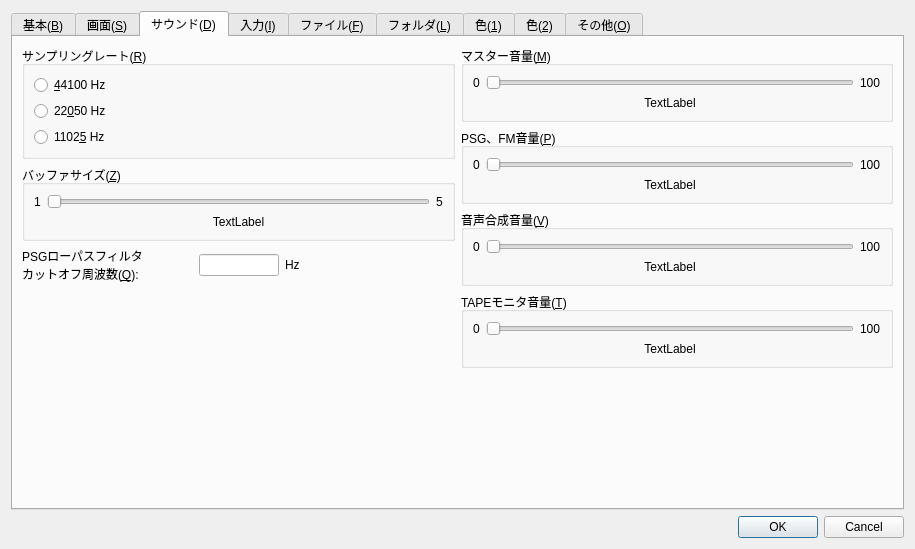
The window that src/Qt/configdialog.ui (eighttails/PC6001VX) describes before a commit, drawn with Qt 5.
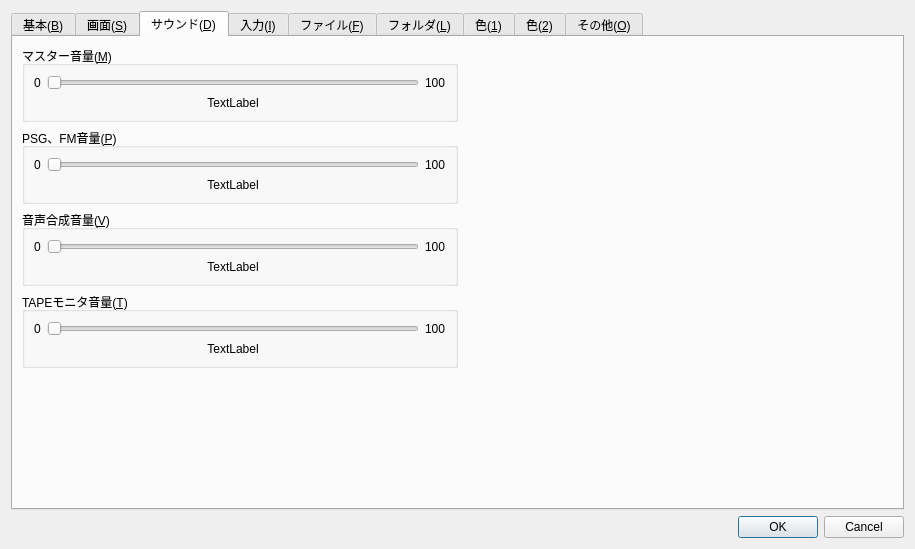
The same window after the commit. The open tabs and pages were chosen to show the change. Custom widgets are drawn as their Qt base class.

```diff
--- a/src/Qt/configdialog.ui
+++ b/src/Qt/configdialog.ui
@@ -396,143 +396,6 @@
        <string>サウンド(&amp;D)</string>
       </attribute>
       <layout class="QHBoxLayout" name="horizontalLayout_9">
-       <item>
-        <layout class="QVBoxLayout" name="verticalLayout">
-         <item>
-          <widget class="QGroupBox" name="groupBoxSamplingRate">
-           <property name="title">
-            <string>サンプリングレート(&amp;R)</string>
-           </property>
-           <layout class="QVBoxLayout" name="verticalLayout_8">
-            <item>
-             <widget class="QRadioButton" name="radioButtonSample441">
-              <property name="text">
-               <string>&amp;44100 Hz</string>
-              </property>
-             </widget>
-            </item>
-            <item>
-             <widget class="QRadioButton" name="radioButtonSample220">
-              <property name="text">
-               <string>22&amp;050 Hz</string>
-              </property>
-             </widget>
-            </item>
-            <item>
-             <widget class="QRadioButton" name="radioButtonSample110">
-              <property name="text">
-               <string>1102&amp;5 Hz</string>
-              </property>
-             </widget>
-            </item>
-           </layout>
-          </widget>
-         </item>
-         <item>
-          <widget class="QGroupBox" name="groupBoxSndBufferSize">
-           <property name="title">
-            <string>バッファサイズ(&amp;Z)</string>
-           </property>
-           <layout class="QGridLayout" name="gridLayout_19">
-            <item row="1" column="1">
-             <widget class="QLabel" name="labelSndBufferSize">
-              <property name="text">
-               <string>TextLabel</string>
-              </property>
-              <property name="alignment">
-               <set>Qt::AlignCenter</set>
-              </property>
-             </widget>
-            </item>
-            <item row="0" column="1">
-             <widget class="QSlider" name="horizontalSliderSndBufferSize">
-              <property name="minimum">
-               <number>1</number>
-              </property>
-              <property name="maximum">
-               <number>5</number>
-              </property>
-              <property name="orientation">
-               <enum>Qt::Horizontal</enum>
-              </property>
-             </widget>
-            </item>
-            <item row="0" column="2">
-             <widget class="QLabel" name="label_4">
-              <property name="text">
-               <string>5</string>
-              </property>
-             </widget>
-            </item>
-            <item row="0" column="0">
-             <widget class="QLabel" name="label_3">
-              <property name="text">
-               <string>1</string>
-              </property>
-             </widget>
-            </item>
-           </layout>
-          </widget>
-         </item>
-         <item>
-          <layout class="QHBoxLayout" name="horizontalLayout_6">
-           <item>
-            <widget class="QLabel" name="label_13">
-             <property name="text">
-              <string>PSGローパスフィルタ
-カットオフ周波数(&amp;Q):</string>
-             </property>
-             <property name="wordWrap">
-              <bool>true</bool>
-             </property>
-             <property name="buddy">
-              <cstring>lineEditPSGLPF</cstring>
-             </property>
-            </widget>
-           </item>
-           <item>
-            <widget class="QLineEdit" name="lineEditPSGLPF">
-             <property name="maximumSize">
-              <size>
-               <width>80</width>
-               <height>16777215</height>
-              </size>
-             </property>
-             <property name="inputMethodHints">
-              <set>Qt::ImhDigitsOnly|Qt::ImhHiddenText</set>
-             </property>
-             <property name="inputMask">
-              <string>99999</string>
-             </property>
-             <property name="alignment">
-              <set>Qt::AlignRight|Qt::AlignTrailing|Qt::AlignVCenter</set>
-             </property>
-            </widget>
-           </item>
-           <item>
-            <widget class="QLabel" name="label_14">
-             <property name="text">
-              <string>Hz</string>
-             </property>
-            </widget>
-           </item>
-          </layout>
-         </item>
-         <item>
-          <spacer name="verticalSpacer_2">
-           <property name="orientation">
-            <enum>Qt::Vertical</enum>
-           </property>
-           <property name="sizeHint" stdset="0">
-            <size>
-             <width>20</width>
-             <height>40</height>
-            </size>
-           </property>
-          </spacer>
-         </item>
-        </layout>
-       </item>
        <item>
         <layout class="QVBoxLayout" name="verticalLayout_7">
          <item>
@@ -722,6 +585,19 @@
          </item>
         </layout>
        </item>
+       <item>
+        <spacer name="horizontalSpacer_7">
+         <property name="orientation">
+          <enum>Qt::Horizontal</enum>
+         </property>
+         <property name="sizeHint" stdset="0">
+          <size>
+           <width>40</width>
+           <height>20</height>
+          </size>
+         </property>
+        </spacer>
+       </item>
       </layout>
      </widget>
      <widget class="QWidget" name="tabInput">
```
Left out of the diff: 4 changed lines with no effect on the pictures.
